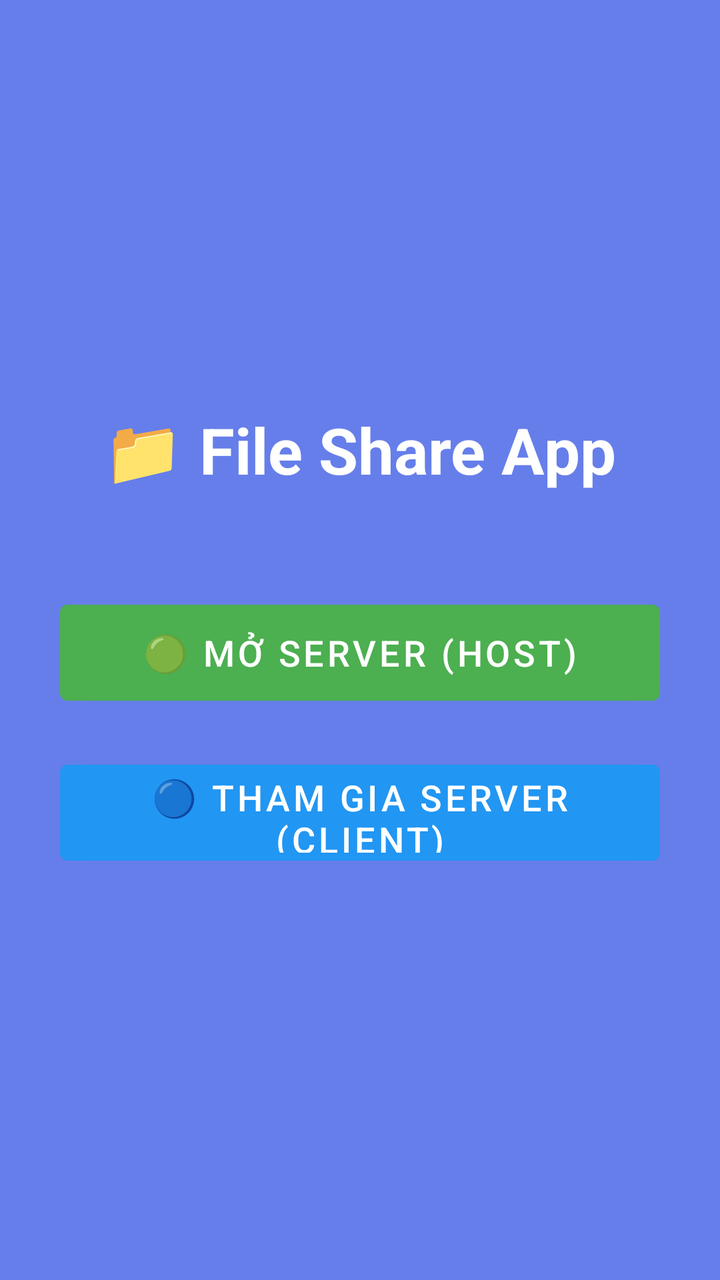
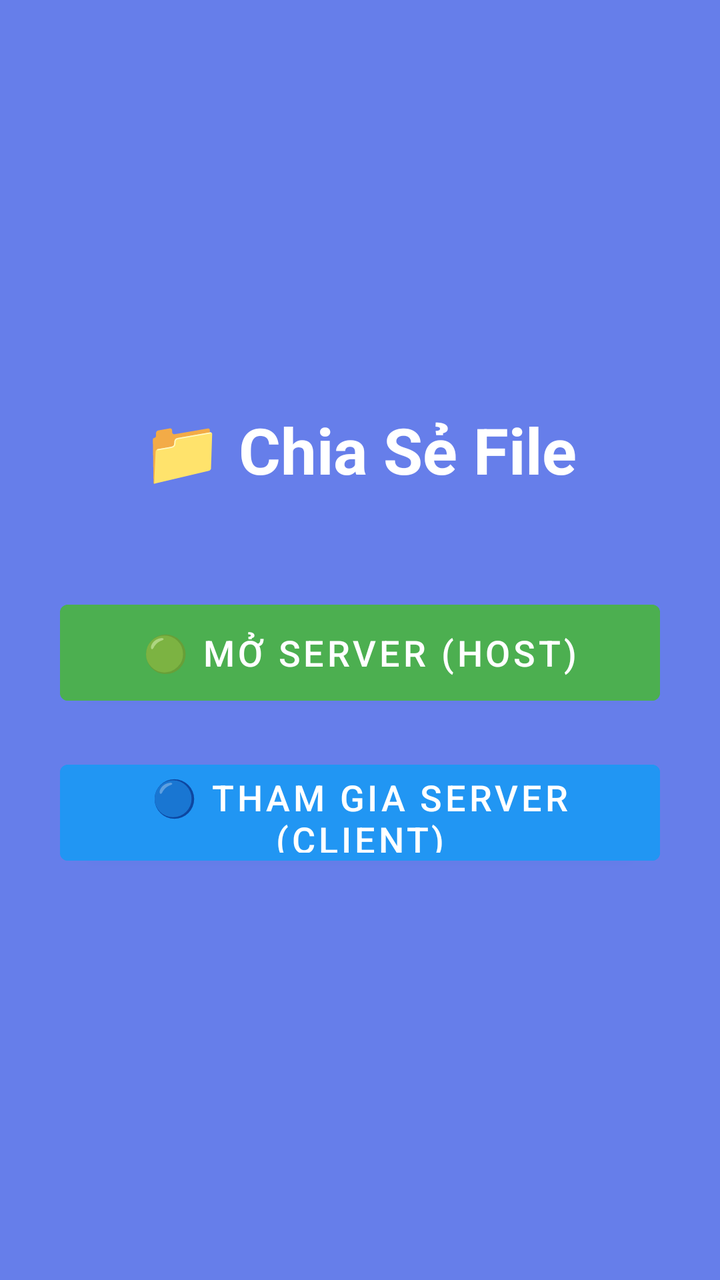

Screens rendered from an Android XML layout before and after an edit, with the pre-edit source and the edit as a unified diff.
<!-- AndroidManifest.xml: application theme Theme.MaterialComponents.DayNight.NoActionBar -->
<!-- res/layout/activity_main.xml -->
<?xml version="1.0" encoding="utf-8"?>
<RelativeLayout xmlns:android="http://schemas.android.com/apk/res/android"
    android:layout_width="match_parent"
    android:layout_height="match_parent"
    android:background="#ffffff">

    
    <LinearLayout
        android:id="@+id/selectionLayout"
        android:layout_width="match_parent"
        android:layout_height="match_parent"
        android:orientation="vertical"
        android:gravity="center"
        android:padding="30dp"
        android:background="#667eea">

        <TextView
            android:layout_width="wrap_content"
            android:layout_height="wrap_content"
            android:text="📁 File Share App"
            android:textSize="32sp"
            android:textStyle="bold"
            android:textColor="#ffffff"
            android:layout_marginBottom="50dp"/>

        <Button
            android:id="@+id/btnHost"
            android:layout_width="match_parent"
            android:layout_height="60dp"
            android:text="🟢 Mở Server (Host)"
            android:textSize="18sp"
            android:backgroundTint="#4CAF50"
            android:textColor="#ffffff"
            android:layout_marginBottom="20dp"/>

        <Button
            android:id="@+id/btnClient"
            android:layout_width="match_parent"
            android:layout_height="60dp"
            android:text="🔵 Tham gia Server (Client)"
            android:textSize="18sp"
            android:backgroundTint="#2196F3"
            android:textColor="#ffffff"/>
    </LinearLayout>

    
    <LinearLayout
        android:id="@+id/clientLayout"
        android:layout_width="match_parent"
        android:layout_height="match_parent"
        android:orientation="vertical"
        android:padding="20dp"
        android:background="#f0f2f5"
        android:visibility="gone">

        
        <LinearLayout
            android:layout_width="match_parent"
            android:layout_height="wrap_content"
            android:orientation="horizontal"
            android:gravity="center_vertical"
            android:layout_marginBottom="20dp">

            <Button
                android:id="@+id/btnBackToSelection"
                android:layout_width="wrap_content"
                android:layout_height="wrap_content"
                android:text="⬅️"
                android:textSize="24sp"
                android:textColor="#2196F3"
                android:background="?attr/selectableItemBackgroundBorderless"
                android:padding="0dp"
                android:layout_marginRight="10dp"/>

            <TextView
                android:layout_width="wrap_content"
                android:layout_height="wrap_content"
                android:text="Tham gia Server"
                android:textSize="24sp"
                android:textStyle="bold"
                android:textColor="#333"/>
        </LinearLayout>

        
        <LinearLayout
            android:layout_width="match_parent"
            android:layout_height="wrap_content"
            android:orientation="horizontal"
            android:layout_marginBottom="20dp">

            <EditText
                android:id="@+id/etIpAddress"
                android:layout_width="0dp"
                android:layout_height="50dp"
                android:layout_weight="1"
                android:hint="VD: 192.168.1.15:8000"
                android:padding="10dp"
                android:background="@android:drawable/edit_text"
                android:inputType="textUri"
                android:layout_marginRight="10dp"/>

            <Button
                android:id="@+id/btnConnectIp"
                android:layout_width="wrap_content"
                android:layout_height="50dp"
                android:text="Kết nối"
                android:backgroundTint="#2196F3"
                android:textColor="#ffffff"/>
        </LinearLayout>

        
        <Button
            android:id="@+id/btnScanQr"
            android:layout_width="match_parent"
            android:layout_height="50dp"
            android:text="📷 Quét mã QR của Server"
            android:backgroundTint="#ff9800"
            android:textColor="#ffffff"
            android:layout_marginBottom="20dp"/>

        <TextView
            android:layout_width="wrap_content"
            android:layout_height="wrap_content"
            android:text="Lịch sử kết nối"
            android:textSize="16sp"
            android:textStyle="bold"
            android:textColor="#666"
            android:layout_marginBottom="10dp"/>

        
        <ListView
            android:id="@+id/lvHistory"
            android:layout_width="match_parent"
            android:layout_height="match_parent"
            android:divider="@android:color/transparent"
            android:dividerHeight="10dp"/>

    </LinearLayout>

    
    <LinearLayout
        android:id="@+id/webLayout"
        android:layout_width="match_parent"
        android:layout_height="match_parent"
        android:orientation="vertical"
        android:visibility="gone">

        <LinearLayout
            android:layout_width="match_parent"
            android:layout_height="56dp"
            android:background="#667eea"
            android:gravity="center_vertical"
            android:padding="8dp"
            android:elevation="4dp">

            <Button
                android:id="@+id/btnBack"
                android:layout_width="wrap_content"
                android:layout_height="wrap_content"
                android:text="⬅️ Quay lại"
                android:textColor="#ffffff"
                android:background="?attr/selectableItemBackgroundBorderless"
                android:textSize="16sp"/>
                
            <TextView
                android:layout_width="0dp"
                android:layout_height="wrap_content"
                android:layout_weight="1"
                android:text="File Share"
                android:textColor="#ffffff"
                android:textSize="18sp"
                android:textStyle="bold"
                android:gravity="center"/>
            
            <View android:layout_width="80dp" android:layout_height="1dp"/>
        </LinearLayout>

        <WebView
            android:id="@+id/webView"
            android:layout_width="match_parent"
            android:layout_height="match_parent" />
    </LinearLayout>

</RelativeLayout>
<!-- resources referenced by this layout -->
<resources>

</resources>

<!-- the commit's change to res/layout/activity_main.xml (unified diff, before → after) -->
@@ -17,11 +17,12 @@
         <TextView
             android:layout_width="wrap_content"
             android:layout_height="wrap_content"
-            android:text="📁 File Share App"
+            android:text="📁 Chia Sẻ File"
             android:textSize="32sp"
             android:textStyle="bold"
             android:textColor="#ffffff"
-            android:layout_marginBottom="50dp"/>
+            android:layout_marginBottom="50dp"
+            android:gravity="center"/>
 
         <Button
             android:id="@+id/btnHost"
@@ -65,20 +66,25 @@
                 android:id="@+id/btnBackToSelection"
                 android:layout_width="wrap_content"
                 android:layout_height="wrap_content"
-                android:text="⬅️"
-                android:textSize="24sp"
-                android:textColor="#2196F3"
+                android:text="⬅️ Quay lại"
+                android:textSize="16sp"
+                android:textColor="#333"
                 android:background="?attr/selectableItemBackgroundBorderless"
                 android:padding="0dp"
                 android:layout_marginRight="10dp"/>
 
             <TextView
-                android:layout_width="wrap_content"
+                android:layout_width="0dp"
                 android:layout_height="wrap_content"
+                android:layout_weight="1"
                 android:text="Tham gia Server"
-                android:textSize="24sp"
+                android:textSize="22sp"
                 android:textStyle="bold"
-                android:textColor="#333"/>
+                android:textColor="#333"
+                android:gravity="center"/>
+
+            
+            <View android:layout_width="80dp" android:layout_height="1dp"/>
         </LinearLayout>
 
         
